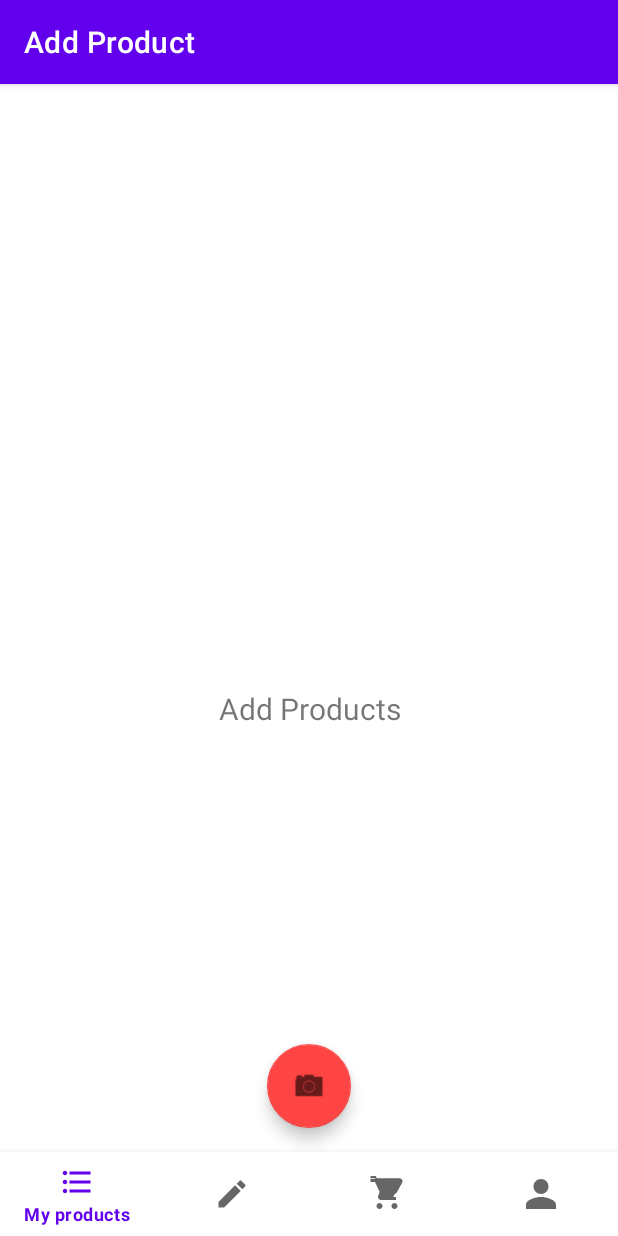
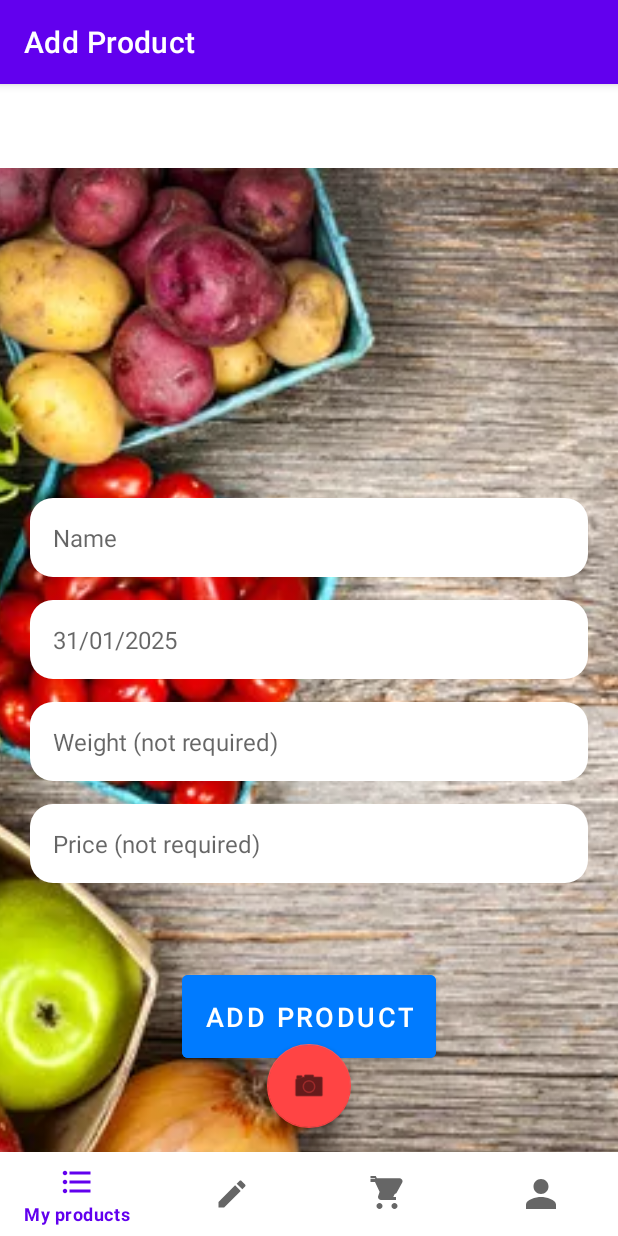
Before and after one commit to palauzov/Grocery-Notifier-App, an Android app: the AddProductFragment screen opened through its navigation route, after a tap on an icon or button, on a phone screen of 412 x 824 dp. Run offline under Robolectric (Android 15) with nearby library versions, the phone set to English and light mode, and no system bars; our stand-ins replace navigation-ui.

Commit message:
Created add_product manually view and form, but  need modification

```diff
--- a/app/src/main/java/com/example/grocerynotifier/ui/addProduct/AddProductFragment.java
+++ b/app/src/main/java/com/example/grocerynotifier/ui/addProduct/AddProductFragment.java
@@ -24,8 +24,6 @@ public class AddProductFragment extends Fragment {
         binding = AddProductBinding.inflate(inflater, container, false);
         View root = binding.getRoot();
 
-        final TextView textView = binding.textHome;
-        addProductViewModel.getText().observe(getViewLifecycleOwner(), textView::setText);
         return root;
     }
 
--- /dev/null
+++ b/app/src/main/res/drawable/white_background.xml
@@ -0,0 +1,7 @@
+<?xml version="1.0" encoding="utf-8"?>
+<shape xmlns:android="http://schemas.android.com/apk/res/android"
+    android:shape="rectangle">
+    <solid android:color="#FFFFFF"/>
+    <corners android:radius="15dp"/>
+    <padding android:left="10dp" android:right="10dp" android:top="5dp" android:bottom="5dp"/>
+</shape>
--- a/app/src/main/res/layout/add_product.xml
+++ b/app/src/main/res/layout/add_product.xml
@@ -6,17 +6,94 @@
     android:layout_height="match_parent"
     tools:context=".ui.addProduct.AddProductFragment">
 
-    <TextView
-        android:id="@+id/text_home"
+    <RelativeLayout
         android:layout_width="match_parent"
-        android:layout_height="wrap_content"
-        android:layout_marginStart="8dp"
-        android:layout_marginTop="8dp"
-        android:layout_marginEnd="8dp"
-        android:textAlignment="center"
-        android:textSize="20sp"
-        app:layout_constraintBottom_toBottomOf="parent"
-        app:layout_constraintEnd_toEndOf="parent"
-        app:layout_constraintStart_toStartOf="parent"
-        app:layout_constraintTop_toTopOf="parent" />
+        android:layout_height="match_parent">
+
+        <!-- Background Image -->
+        <ImageView
+            android:layout_width="match_parent"
+            android:layout_height="match_parent"
+            android:contentDescription="Background Image"
+            android:scaleType="centerCrop"
+            android:src="@mipmap/products_background" />
+
+        <!-- Text Fields Container -->
+        <LinearLayout
+            android:id="@+id/fieldsContainer"
+            android:layout_width="match_parent"
+            android:layout_height="wrap_content"
+            android:layout_centerInParent="true"
+            android:gravity="center"
+            android:orientation="vertical"
+            android:padding="20dp"> <!-- Centers the fields -->
+
+            <!-- First Text Field -->
+            <EditText
+                android:id="@+id/productName"
+                android:layout_width="match_parent"
+                android:layout_height="wrap_content"
+                android:layout_marginBottom="15dp"
+                android:background="@drawable/white_background"
+                android:hint="Name"
+                android:padding="15dp"
+                android:textColor="#000000"
+                android:textSize="16sp" />
+
+            <!-- Second Text Field -->
+            <EditText
+                android:id="@+id/expirationDate"
+                android:layout_width="match_parent"
+                android:layout_height="wrap_content"
+                android:layout_marginBottom="15dp"
+                android:background="@drawable/white_background"
+                android:hint="31/01/2025"
+                android:padding="15dp"
+                android:textColor="#000000"
+                android:textSize="16sp" />
+
+            <!-- Third Text Field -->
+            <EditText
+                android:id="@+id/weight"
+                android:layout_width="match_parent"
+                android:layout_height="wrap_content"
+                android:layout_marginBottom="15dp"
+                android:background="@drawable/white_background"
+                android:hint="Weight (not required)"
+                android:inputType="number"
+                android:padding="15dp"
+                android:textColor="#000000"
+                android:textSize="16sp" />
+
+            <!-- Fourth Text Field -->
+            <EditText
+                android:id="@+id/price"
+                android:layout_width="match_parent"
+                android:layout_height="wrap_content"
+                android:layout_marginBottom="15dp"
+                android:background="@drawable/white_background"
+                android:hint="Price (not required)"
+                android:inputType="number"
+                android:padding="15dp"
+                android:textColor="#000000"
+                android:textSize="16sp" />
+        </LinearLayout>
+
+        <!-- Blue Button - Add Product -->
+        <Button
+            android:id="@+id/btnAddProduct"
+            android:layout_width="wrap_content"
+            android:layout_height="wrap_content"
+            android:layout_below="@id/fieldsContainer"
+            android:layout_centerHorizontal="true"
+            android:layout_marginTop="20dp"
+            android:backgroundTint="#007BFF"
+            android:padding="15dp"
+            android:text="Add Product"
+            android:textColor="#FFFFFF"
+            android:textSize="18sp" />
+
+    </RelativeLayout>
+
+
 </androidx.constraintlayout.widget.ConstraintLayout>
```
Also changed, not shown: app/src/main/res/mipmap-hdpi/products_background.webp (added).
